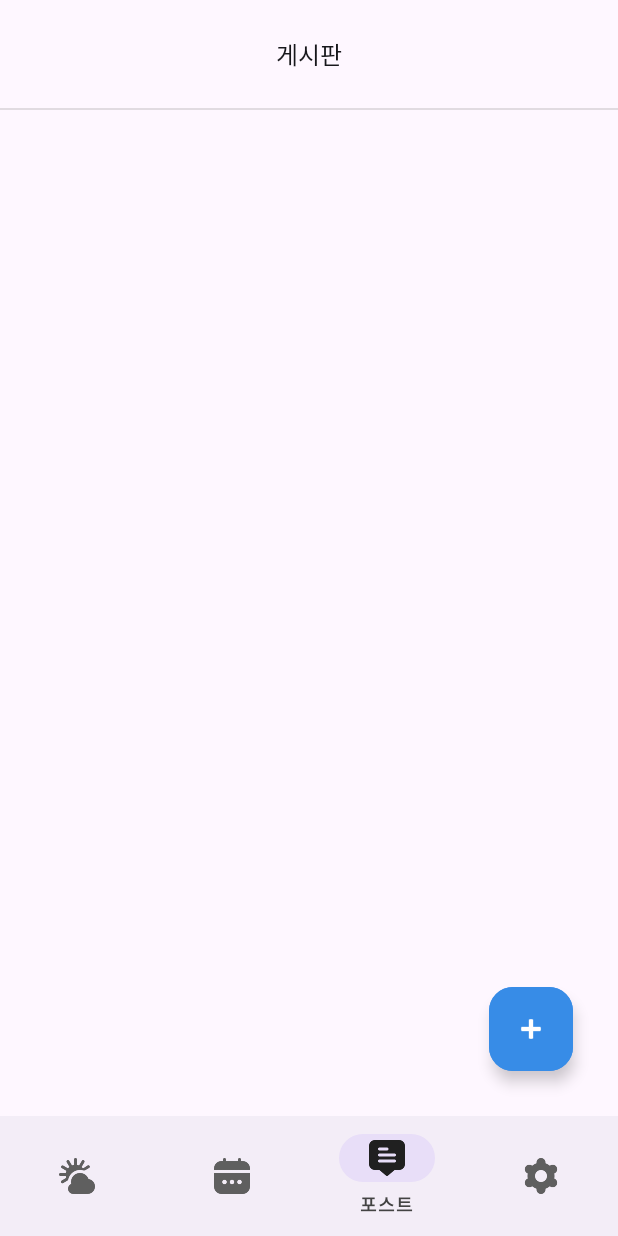
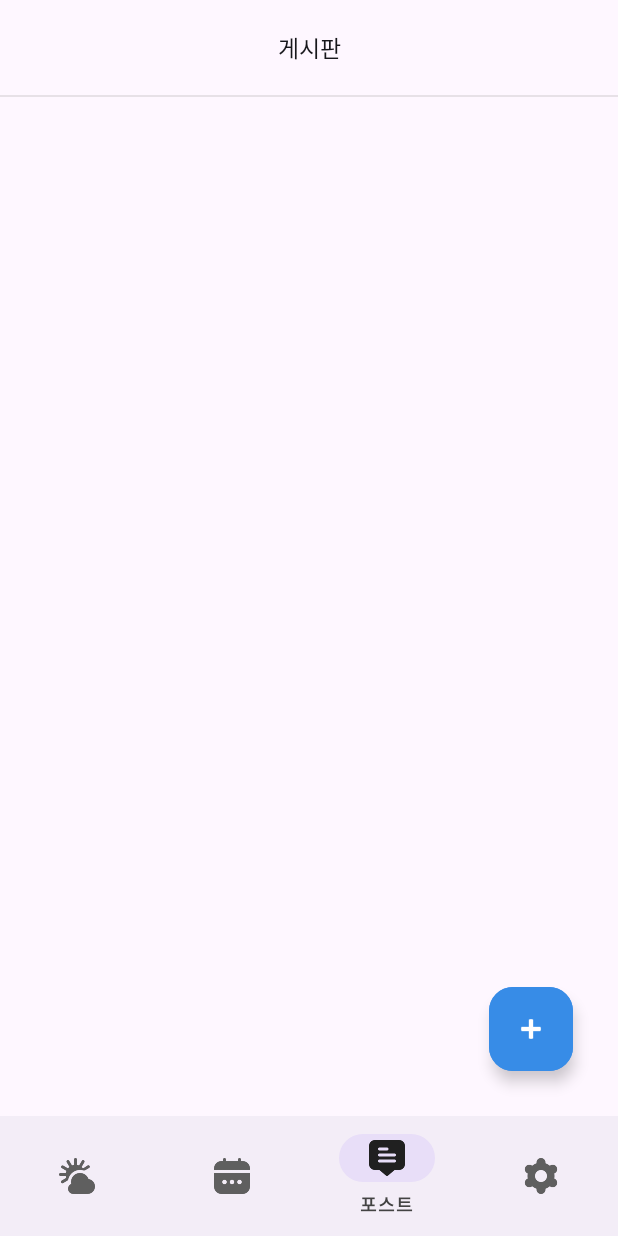
Before and after one commit to eldeoddt/hi-weather, an Android app: the screen it shows after launch (MainActivity), item 3 of the bottom bar chosen, on a phone screen of 412 x 824 dp. Run offline under Robolectric (Android 15) with nearby library versions, the phone set to English and light mode, and no system bars; our stand-ins replace Firebase (no records; nobody signed in at launch, a user with empty details on screens opened directly), androidx.preference; libraries missing offline, so code that uses them is left out: com.github.mikephil.charting, com.pierfrancescosoffritti.androidyoutubeplayer; pictures from the network do not load.

Commit message:
[FEAT] UI 수정 #1

```diff
--- a/app/src/main/res/layout/fragment_post.xml
+++ b/app/src/main/res/layout/fragment_post.xml
@@ -14,17 +14,14 @@
             android:layout_width="match_parent"
             android:layout_height="wrap_content"
             android:gravity="center"
-            android:padding="24dp"
+            android:padding="20dp"
             android:text="게시판"
             android:textColor="@color/color_black"
-            android:textSize="16sp" />
+            android:textSize="15sp" />
 
         <View
             android:id="@+id/view"
-            android:layout_width="match_parent"
-            android:layout_height="1dp"
-            android:layout_gravity="center_vertical"
-            android:background="#40878787" />
+            style="@style/LineStyle"/>
 
         <androidx.constraintlayout.widget.ConstraintLayout
             android:layout_width="match_parent"
--- a/app/src/main/res/layout/item_post.xml
+++ b/app/src/main/res/layout/item_post.xml
@@ -69,10 +69,7 @@
 
         <View
             android:id="@+id/view"
-            android:layout_width="match_parent"
-            android:layout_height="1dp"
-            android:layout_gravity="center_vertical"
-            android:background="#40878787"
+            style="@style/LineStyle"
             app:layout_constraintBottom_toBottomOf="parent"
             app:layout_constraintEnd_toEndOf="parent"
             app:layout_constraintStart_toStartOf="parent" />
--- a/app/src/main/res/values/styles.xml
+++ b/app/src/main/res/values/styles.xml
@@ -66,4 +66,12 @@
         <item name="android:textSize">13sp</item>
         <item name="android:textColor">@color/color_ic_select</item>
     </style>
+
+    <!--    line  Style -->
+    <style name="LineStyle">
+        <item name="android:background">#40A1A1A1</item>
+        <item name="android:layout_gravity">center_vertical</item>
+        <item name="android:layout_height">1dp</item>
+        <item name="android:layout_width">match_parent</item>
+    </style>
 </resources>
```
Also changed, not shown: app/src/main/java/com/example/hiweather_aos/HomeFragment.kt (+7 -1 lines), app/src/main/res/layout/fragment_information.xml (+30 -10 lines).
